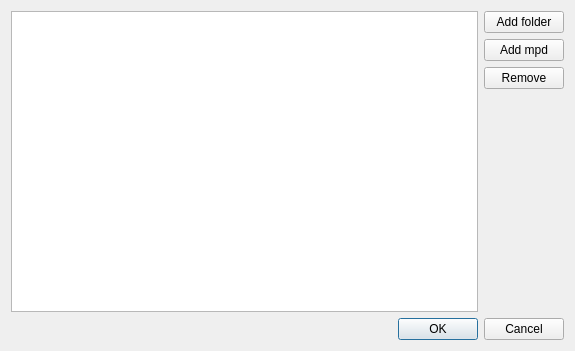
First picture: the form in app/directory_ui/directorysettings.ui, repository olegantonyan/mpz, before the edit.
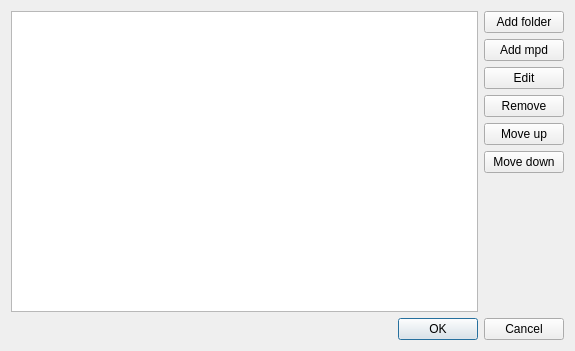
Second picture: the form after the edit.

Commit message: improve library folders dialog

What changed in the file:
```diff
--- a/app/directory_ui/directorysettings.ui
+++ b/app/directory_ui/directorysettings.ui
@@ -35,6 +35,13 @@
          </property>
         </widget>
        </item>
+       <item>
+        <widget class="QPushButton" name="pushButtonEdit">
+         <property name="text">
+          <string>Edit</string>
+         </property>
+        </widget>
+       </item>
        <item>
         <widget class="QPushButton" name="pushButtonRemove">
          <property name="text">
@@ -42,6 +49,20 @@
          </property>
         </widget>
        </item>
+       <item>
+        <widget class="QPushButton" name="pushButtonUp">
+         <property name="text">
+          <string>Move up</string>
+         </property>
+        </widget>
+       </item>
+       <item>
+        <widget class="QPushButton" name="pushButtonDown">
+         <property name="text">
+          <string>Move down</string>
+         </property>
+        </widget>
+       </item>
        <item>
         <spacer name="verticalSpacer_2">
          <property name="orientation">
```
The commit also changes 5 other files.
